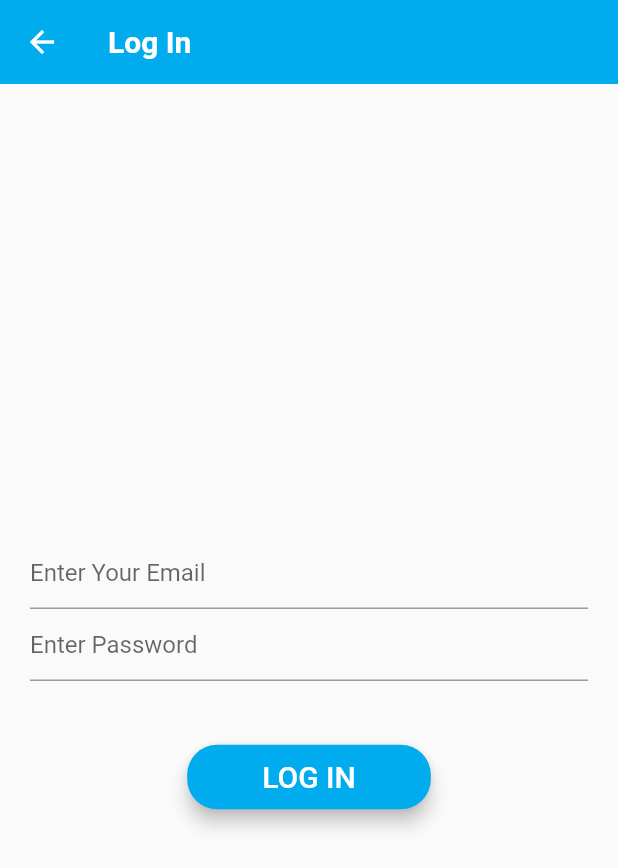
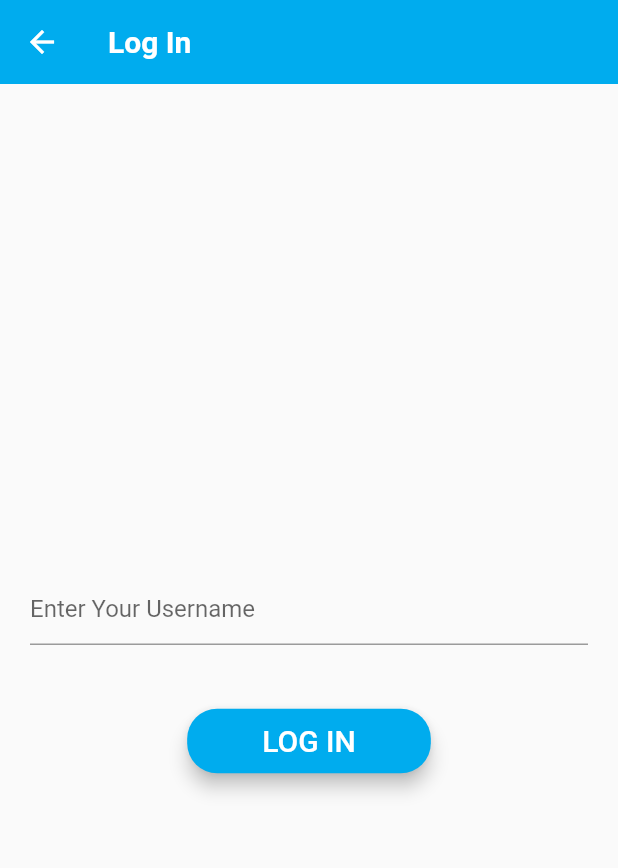
Before and after one commit to akshay0409/Twitter_Clone, a Flutter app: the screen it shows after launch, after a tap on "LOG IN", on a phone screen of 412 x 824 dp. Shown: the top 868 px of the screen. Run offline on Flutter 3.47's test engine with Material 2 defaults, Android fonts, the phone set to English and light mode, and no system bars.

```diff
--- a/lib/Screens/LoginScreen.dart
+++ b/lib/Screens/LoginScreen.dart
@@ -1,17 +1,17 @@
 import 'package:flutter/material.dart';
 import 'package:twitter_clone/Constants/Constants.dart';
 
+import '../Services/TwitterModel.dart';
+
 class LoginScreen extends StatefulWidget {
   const LoginScreen({Key? key}) : super(key: key);
-
   @override
   State<LoginScreen> createState() => _LoginScreenState();
 }
 
 class _LoginScreenState extends State<LoginScreen> {
-  late String _email;
-  late String _password;
-
+  late String userName;
+  TwitterModel twitterModel = TwitterModel();
   @override
   Widget build(BuildContext context) {
     return Scaffold(
@@ -36,18 +36,10 @@ class _LoginScreenState extends State<LoginScreen> {
             ),
             TextField(
               decoration: InputDecoration(
-                hintText: 'Enter Your Email',
+                hintText: 'Enter Your Username',
               ),
               onChanged: (value) {
-                _email = value;
-              },
-            ),
-            TextField(
-              decoration: InputDecoration(
-                hintText: 'Enter Password',
-              ),
-              onChanged: (value) {
-                _password = value;
+                userName = value;
               },
             ),
             SizedBox(
@@ -66,7 +58,10 @@ class _LoginScreenState extends State<LoginScreen> {
                 'LOG IN',
                 style: TextStyle(color: Colors.white, fontSize: 20),
               ),
-              onPressed: () {
+              onPressed: () async {
+                var userData = await twitterModel.getUserName(userName);
+                var userId= userData["data"]["id"];
+                print(userId);
                 //   bool isValid = await AuthService.login(_email, _password);
                 //   if (isValid) {
                 //     Navigator.pop(context);
--- a/lib/Screens/WelecomeScreen.dart
+++ b/lib/Screens/WelecomeScreen.dart
@@ -30,8 +30,9 @@ class _WelecomeScreenState extends State<WelecomeScreen> {
                     height: 200,
                     width: 200,
                   ),
-                  Text(
+                  const Text(
                     'See Whats Happing in the world',
+                    textAlign: TextAlign.center,
                     style: TextStyle(fontSize: 35, fontWeight: FontWeight.bold),
                   ),
                 ],
@@ -47,7 +48,7 @@ class _WelecomeScreenState extends State<WelecomeScreen> {
                       shape: RoundedRectangleBorder(
                           borderRadius: BorderRadius.circular(20)),
                     ),
-                    child: Text(
+                    child: const Text(
                       'LOG IN',
                       style: TextStyle(color: Colors.white, fontSize: 20),
                     ),
--- /dev/null
+++ b/lib/Services/NetworkHelper.dart
@@ -0,0 +1,23 @@
+import 'package:http/http.dart' as http;
+import 'dart:convert';
+
+class NetworkHelper {
+  NetworkHelper(this.url);
+
+  final String url;
+
+  Future getData() async {
+    http.Response response = await http.get(Uri.parse(url), headers: {
+      'Authorization':
+          'Bearer AAAAAAAAAAAAAAAAAAAAAE9%2FdgEAAAAAaOFnSIqAJxhClLfgEMG82AaEi9U%3Dx0QIfnZYSkMeRpZJqr8xmWK0XAuuAd7KuYEWokLnWOOLdVEJLG'
+    });
+
+    if (response.statusCode == 200) {
+      String data = response.body;
+
+      return jsonDecode(data);
+    } else {
+      print(response.statusCode);
+    }
+  }
+}
--- /dev/null
+++ b/lib/Services/TwitterModel.dart
@@ -0,0 +1,21 @@
+import 'package:twitter_clone/Services/NetworkHelper.dart';
+
+const twitterUrl = 'https://api.twitter.com/2/users';
+
+class TwitterModel {
+  Future<dynamic> getUserName(String userName) async {
+    NetworkHelper networkHelper =
+        NetworkHelper('$twitterUrl/by/username/$userName');
+
+    var userData = await networkHelper.getData();
+    return userData;
+  }
+
+  Future<dynamic> getUserTweet(String userId) async {
+    NetworkHelper networkHelper =
+    NetworkHelper('$twitterUrl/$userId/tweets?max_results=100');
+
+    var userTweet = await networkHelper.getData();
+    return userTweet;
+  }
+}
--- a/pubspec.yaml
+++ b/pubspec.yaml
@@ -33,6 +33,7 @@ dependencies:
   # The following adds the Cupertino Icons font to your application.
   # Use with the CupertinoIcons class for iOS style icons.
   cupertino_icons: ^1.0.2
+  http: ^0.13.4
   firebase_core:
   cloud_firestore:
   firebase_auth:
```
Also changed, not shown: pubspec.lock, 2 other files.
